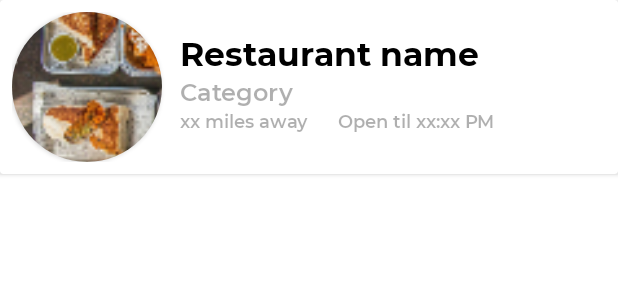
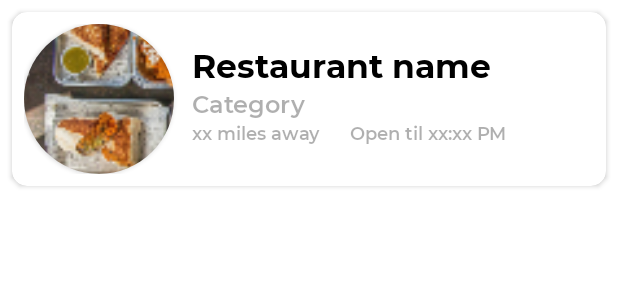
Before and after one commit to sarahmcney/RU2GOOD2GO, an Android app: the layout offer_item.xml on its own in the app's theme, with its tools: preview values and no code run, on a phone screen of 412 x 824 dp. Shown: the top 300 px of the screen. Run offline under Robolectric (Android 15) with nearby library versions, the phone set to English and light mode, and no system bars.

Commit message:
edited feed (still unfinished), fixed google places sdk

```diff
--- a/app/build.gradle
+++ b/app/build.gradle
@@ -45,7 +45,10 @@ dependencies {
     implementation 'androidx.legacy:legacy-support-v4:1.0.0'
     implementation 'androidx.cardview:cardview:1.0.0'
     implementation 'androidx.recyclerview:recyclerview:1.1.0'
+    implementation 'com.google.android.libraries.places:places:2.3.0'
     //implementation 'com.google.android.libraries.places:places:2.4.0'
+    //implementation 'com.google.android.gms:play-services-clearcut:12.0.1'
+
     testImplementation 'junit:junit:4.12'
     androidTestImplementation 'androidx.test.ext:junit:1.1.3'
     androidTestImplementation 'androidx.test.espresso:espresso-core:3.4.0'
@@ -53,6 +56,5 @@ dependencies {
     implementation("androidx.multidex:multidex:2.0.1")
     implementation 'com.squareup.picasso:picasso:2.5.2'
     implementation 'com.github.bumptech.glide:glide:4.7.1'
-    implementation "com.google.firebase:firebase-core:16.0.7"
     implementation 'com.google.android.material:material:1.2.1'
 }
--- a/app/src/debug/res/layout/activity_feed.xml
+++ b/app/src/debug/res/layout/activity_feed.xml
@@ -160,6 +160,7 @@
         android:layout_height="wrap_content"
         android:layout_below="@id/icons"
         android:clipToPadding="false"
+        android:orientation="horizontal"
         tools:listitem="@layout/offer_item" />
 
 
--- a/app/src/main/AndroidManifest.xml
+++ b/app/src/main/AndroidManifest.xml
@@ -23,7 +23,7 @@
         -->
         <meta-data
             android:name="com.google.android.geo.API_KEY"
-            android:value="@string/google_maps_key" />
+            android:value="@string/google_services_api_key" />
 
         <activity
             android:name=".BrowseRestaurants"
--- a/app/src/main/res/layout/offer_item.xml
+++ b/app/src/main/res/layout/offer_item.xml
@@ -3,7 +3,8 @@
     xmlns:app="http://schemas.android.com/apk/res-auto"
     android:layout_width="match_parent"
     android:layout_height="wrap_content"
-    android:layout_marginBottom="0.75dp"
+    android:layout_margin="8dp"
+    app:cardCornerRadius="10dp"
     >
 
     <RelativeLayout
```
Also changed, not shown: app/src/main/java/com/example/ru2good2go/Feed.kt (+9 -4 lines).
